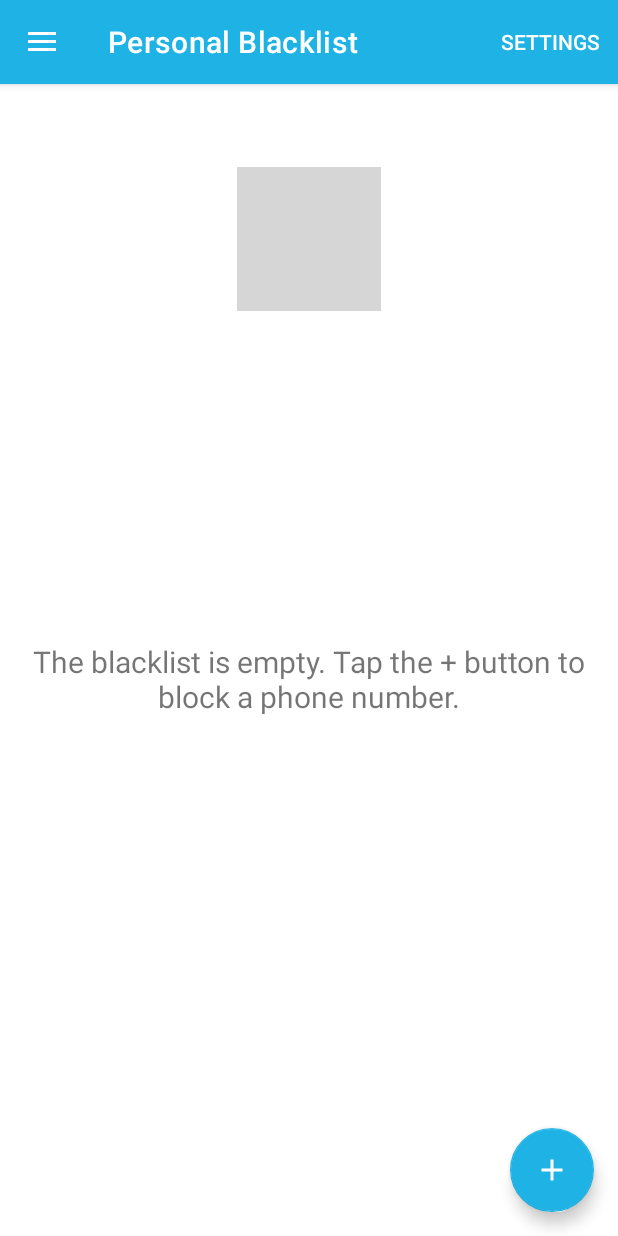
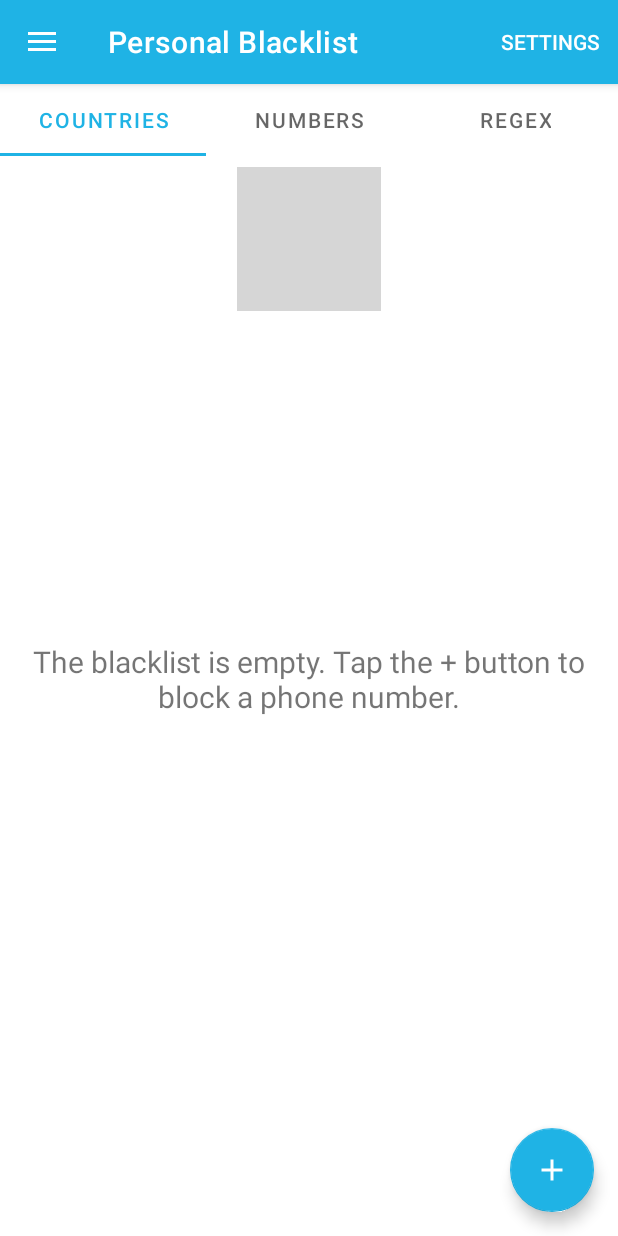
Before and after one commit to code-Adrian/Anti-Spam, an Android app: the Home screen opened directly, with no data from a screen before it, in the side drawer, after a tap on "Call Blacklist", on a phone screen of 412 x 824 dp. Run offline under Robolectric (Android 15) with nearby library versions, the phone set to English and light mode, and no system bars; our stand-ins replace navigation-ui; grey boxes are pictures that could not be loaded.

Commit message:
TabLayout & Icons - Added CountryBlockViewPager.kt, NumberBlockViewPager.kt and RegexBlockViewPager.kt fragments to seperate different blockings saved in different views. - Added icons to represent a blocking type.

```diff
--- /dev/null
+++ b/app/src/main/java/com/ab/anti_spam/adapters/CallBlacklistTablayoutAdapter.kt
@@ -0,0 +1,35 @@
+package com.ab.anti_spam.adapters
+
+import android.content.Context
+import androidx.fragment.app.Fragment
+import androidx.fragment.app.FragmentManager
+import androidx.fragment.app.FragmentPagerAdapter
+import com.ab.anti_spam.ui.callblacklist.CountryBlockViewPager
+import com.ab.anti_spam.ui.callblacklist.NumberBlockViewPager
+import com.ab.anti_spam.ui.callblacklist.RegexBlockViewPager
+
+
+internal class CallBlacklistTablayoutAdapter(var context: Context,var fm: FragmentManager,var totalTabs: Int): FragmentPagerAdapter(fm) {
+
+    override fun getItem(position: Int): Fragment {
+        return when(position){
+            0 -> {
+                CountryBlockViewPager()
+            }
+            1 -> {
+                NumberBlockViewPager()
+            }
+            2 -> {
+                RegexBlockViewPager()
+            }
+            else -> getItem(position)
+        }
+    }
+
+    override fun getCount(): Int {
+        return totalTabs
+    }
+
+
+
+}
--- a/app/src/main/java/com/ab/anti_spam/ui/auth/LoggedInViewModel.kt
+++ b/app/src/main/java/com/ab/anti_spam/ui/auth/LoggedInViewModel.kt
@@ -11,7 +11,6 @@ class LoggedInViewModel(app: Application) : AndroidViewModel(app) {
     var firebaseAuthManager : FirebaseAuthManager = FirebaseAuthManager(app,null)
     var liveFirebaseUser : MutableLiveData<FirebaseUser> = firebaseAuthManager.liveFirebaseUser
     var loggedOut : MutableLiveData<Boolean> = firebaseAuthManager.loggedOut
-    var userId = firebaseAuthManager.firebaseAuth!!.currentUser!!.uid
 
     fun logOut() {
         firebaseAuthManager.logOut()
--- a/app/src/main/java/com/ab/anti_spam/ui/callblacklist/Callblacklist.kt
+++ b/app/src/main/java/com/ab/anti_spam/ui/callblacklist/Callblacklist.kt
@@ -1,10 +1,5 @@
 package com.ab.anti_spam.ui.callblacklist
 
-import android.annotation.SuppressLint
-import android.app.Dialog
-import android.graphics.Color
-import android.graphics.drawable.ColorDrawable
-import androidx.lifecycle.ViewModelProvider
 import android.os.Bundle
 import androidx.fragment.app.Fragment
 import android.view.LayoutInflater
@@ -13,63 +8,96 @@ import android.view.ViewGroup
 import androidx.core.view.isVisible
 import androidx.fragment.app.activityViewModels
 import androidx.lifecycle.Observer
-import androidx.lifecycle.ViewModel
 import androidx.recyclerview.widget.LinearLayoutManager
-import com.ab.anti_spam.R
+import androidx.viewpager.widget.ViewPager
 import com.ab.anti_spam.adapters.CallBlacklistAdapter
+import com.ab.anti_spam.adapters.CallBlacklistTablayoutAdapter
 import com.ab.anti_spam.adapters.deleteListener
 import com.ab.anti_spam.databinding.FragmentCallblacklistBinding
 import com.ab.anti_spam.main.Main
 import com.ab.anti_spam.models.CallBlacklistModel
+import com.google.android.material.tabs.TabLayout
 
 
 class Callblacklist : Fragment(),deleteListener {
     lateinit var app: Main
     private var _fragBinding: FragmentCallblacklistBinding? = null
-    lateinit var adapter: CallBlacklistAdapter
     private val blacklistViewModel: CallblacklistViewModel by activityViewModels()
     private val fragBinding get() = _fragBinding!!
+
+    private lateinit var tabLayout: TabLayout
+    private lateinit var viewPager: ViewPager
 
     override fun onCreate(savedInstanceState: Bundle?) {
         super.onCreate(savedInstanceState)
         app = activity?.application as Main
+
     }
 
+    override fun onResume() {
+        super.onResume()
+
+    }
 
     override fun onCreateView(inflater: LayoutInflater, container: ViewGroup?, savedInstanceState: Bundle?): View {
 
         _fragBinding = FragmentCallblacklistBinding.inflate(inflater, container, false)
         val root = fragBinding.root
-
+        tabLayout = fragBinding.tabLayout
+        viewPager = fragBinding.viewPager
 
         fragBinding.fab.setOnClickListener{
             val optionsDialog = OptionsDialog()
             optionsDialog.show(parentFragmentManager,null)
         }
 
+        emptyStorageLayout()
+        observer()
+        tabLayoutSetup()
 
-        loadBlacklist()
+
+
         return root
     }
 
-    private fun loadBlacklist(){
-        fragBinding.callblacklistRecyclerview.adapter?.notifyDataSetChanged()
+    private fun observer(){
         blacklistViewModel.refresh(app)
         blacklistViewModel.observableBlacklist.observe(viewLifecycleOwner, Observer { blacklist ->
             blacklist?.let {
-                renderRecyclerView(blacklist as ArrayList<CallBlacklistModel>)
+                emptyStorageLayout()
             }
         })
     }
 
-    private fun renderRecyclerView(model: ArrayList<CallBlacklistModel>){
-        fragBinding.callblacklistRecyclerview.layoutManager = LinearLayoutManager(activity)
-        fragBinding.callblacklistRecyclerview.adapter = CallBlacklistAdapter(model as ArrayList<CallBlacklistModel>,this)
-        adapter = fragBinding.callblacklistRecyclerview.adapter as CallBlacklistAdapter
+
+    private fun tabLayoutSetup(){
+        tabLayout.removeAllTabs()
+        tabLayout.addTab(tabLayout.newTab().setText("Countries"))
+        tabLayout.addTab(tabLayout.newTab().setText("Numbers"))
+        tabLayout.addTab(tabLayout.newTab().setText("Regex"))
+        tabLayout.tabGravity = TabLayout.GRAVITY_FILL
+        viewPager.adapter = CallBlacklistTablayoutAdapter(app.applicationContext,childFragmentManager,tabLayout.tabCount)
+
+        viewPager.addOnPageChangeListener(TabLayout.TabLayoutOnPageChangeListener(tabLayout))
+        tabLayout.addOnTabSelectedListener(object : TabLayout.OnTabSelectedListener{
+            override fun onTabSelected(tab: TabLayout.Tab?) {
+                viewPager.currentItem = tab!!.position
+
+            }
+            override fun onTabUnselected(tab: TabLayout.Tab?) {}
+            override fun onTabReselected(tab: TabLayout.Tab?) {}
+
+        })
+    }
+
+    private fun emptyStorageLayout(){
         if(app.localCallBlacklist.getAll().size > 0){
-        fragBinding.blockIcon.isVisible = false
-        fragBinding.blockText.isVisible = false
-            }
+            fragBinding.blockIcon.isVisible = false
+            fragBinding.blockText.isVisible = false
+        }else{
+            fragBinding.blockIcon.isVisible = true
+            fragBinding.blockText.isVisible = true
+        }
     }
 
 
--- a/app/src/main/java/com/ab/anti_spam/ui/callblacklist/CallblacklistViewModel.kt
+++ b/app/src/main/java/com/ab/anti_spam/ui/callblacklist/CallblacklistViewModel.kt
@@ -29,7 +29,6 @@ class CallblacklistViewModel() : ViewModel()  {
     fun refresh(app: Main){
         var localStorage =  CallBlacklistStorage(app.applicationContext)
         blacklist.value = localStorage.getAll()
-
     }
 
     fun addBlacklist(model: CallBlacklistModel,app: Main){
--- /dev/null
+++ b/app/src/main/java/com/ab/anti_spam/ui/callblacklist/CountryBlockViewPager.kt
@@ -0,0 +1,85 @@
+package com.ab.anti_spam.ui.callblacklist
+
+import android.os.Bundle
+import android.telecom.Call
+import androidx.fragment.app.Fragment
+import android.view.LayoutInflater
+import android.view.View
+import android.view.ViewGroup
+import androidx.core.view.isVisible
+import androidx.fragment.app.activityViewModels
+import androidx.lifecycle.Observer
+import androidx.recyclerview.widget.LinearLayoutManager
+import com.ab.anti_spam.R
+import com.ab.anti_spam.adapters.CallBlacklistAdapter
+import com.ab.anti_spam.adapters.deleteListener
+import com.ab.anti_spam.databinding.FragmentCallblacklistBinding
+import com.ab.anti_spam.databinding.FragmentCountryBlockViewPagerBinding
+import com.ab.anti_spam.main.Main
+import com.ab.anti_spam.models.CallBlacklistModel
+
+
+class CountryBlockViewPager : Fragment(),deleteListener {
+
+    lateinit var app: Main
+    private var _fragBinding: FragmentCountryBlockViewPagerBinding? = null
+    lateinit var adapter: CallBlacklistAdapter
+    private val blacklistViewModel: CallblacklistViewModel by activityViewModels()
+    private val fragBinding get() = _fragBinding!!
+
+    override fun onCreate(savedInstanceState: Bundle?) {
+        super.onCreate(savedInstanceState)
+        app = activity?.application as Main
+    }
+
+    override fun onResume() {
+        super.onResume()
+
+    }
+
+    override fun onCreateView(
+        inflater: LayoutInflater, container: ViewGroup?,
+        savedInstanceState: Bundle?
+    ): View {
+
+        _fragBinding = FragmentCountryBlockViewPagerBinding.inflate(inflater, container, false)
+        val root = fragBinding.root
+
+
+        loadBlacklist()
+
+        return root
+    }
+
+
+    private fun loadBlacklist(){
+        fragBinding.callblacklistRecyclerview.adapter?.notifyDataSetChanged()
+        blacklistViewModel.refresh(app)
+        blacklistViewModel.observableBlacklist.observe(viewLifecycleOwner, Observer { blacklist ->
+            blacklist?.let {
+                renderRecyclerView(blacklist as ArrayList<CallBlacklistModel>)
+            }
+        })
+    }
+
+    private fun renderRecyclerView(model: ArrayList<CallBlacklistModel>){
+        fragBinding.callblacklistRecyclerview.layoutManager = LinearLayoutManager(activity)
+        fragBinding.callblacklistRecyclerview.adapter = CallBlacklistAdapter(filterModelCountryOnly(model) as ArrayList<CallBlacklistModel>,this)
+        adapter = fragBinding.callblacklistRecyclerview.adapter as CallBlacklistAdapter
+    }
+
+    private fun filterModelCountryOnly(model: ArrayList<CallBlacklistModel>) : ArrayList<CallBlacklistModel>{
+        val filteredArray = ArrayList<CallBlacklistModel>()
+        for(i in model){
+            if(i.by_country.isNotEmpty()){
+                filteredArray.add(i)
+            }
+        }
+        return filteredArray
+    }
+
+    override fun onDeleteClick(model: CallBlacklistModel) {
+        blacklistViewModel.deleteModel(model,app)
+    }
+
+}
--- /dev/null
+++ b/app/src/main/java/com/ab/anti_spam/ui/callblacklist/NumberBlockViewPager.kt
@@ -0,0 +1,74 @@
+package com.ab.anti_spam.ui.callblacklist
+
+import android.os.Bundle
+import androidx.fragment.app.Fragment
+import android.view.LayoutInflater
+import android.view.View
+import android.view.ViewGroup
+import androidx.fragment.app.activityViewModels
+import androidx.lifecycle.Observer
+import androidx.recyclerview.widget.LinearLayoutManager
+import com.ab.anti_spam.R
+import com.ab.anti_spam.adapters.CallBlacklistAdapter
+import com.ab.anti_spam.adapters.deleteListener
+import com.ab.anti_spam.databinding.FragmentCountryBlockViewPagerBinding
+import com.ab.anti_spam.databinding.FragmentNumberBlockViewPagerBinding
+import com.ab.anti_spam.main.Main
+import com.ab.anti_spam.models.CallBlacklistModel
+
+class NumberBlockViewPager : Fragment(),deleteListener {
+
+    lateinit var app: Main
+    private var _fragBinding: FragmentNumberBlockViewPagerBinding? = null
+    lateinit var adapter: CallBlacklistAdapter
+    private val blacklistViewModel: CallblacklistViewModel by activityViewModels()
+    private val fragBinding get() = _fragBinding!!
+
+    override fun onCreate(savedInstanceState: Bundle?) {
+        super.onCreate(savedInstanceState)
+        app = activity?.application as Main
+    }
+
+    override fun onCreateView(
+        inflater: LayoutInflater, container: ViewGroup?,
+        savedInstanceState: Bundle?
+    ): View? {
+
+        _fragBinding = FragmentNumberBlockViewPagerBinding.inflate(inflater, container, false)
+        val root = fragBinding.root
+
+        loadBlacklist()
+
+        return root
+    }
+
+    private fun loadBlacklist(){
+        fragBinding.callblacklistRecyclerview.adapter?.notifyDataSetChanged()
+        blacklistViewModel.refresh(app)
+        blacklistViewModel.observableBlacklist.observe(viewLifecycleOwner, Observer { blacklist ->
+            blacklist?.let {
+                renderRecyclerView(blacklist as ArrayList<CallBlacklistModel>)
+            }
+        })
+    }
+
+    private fun renderRecyclerView(model: ArrayList<CallBlacklistModel>){
+        fragBinding.callblacklistRecyclerview.layoutManager = LinearLayoutManager(activity)
+        fragBinding.callblacklistRecyclerview.adapter = CallBlacklistAdapter(filterModelCountryOnly(model) as ArrayList<CallBlacklistModel>,this)
+        adapter = fragBinding.callblacklistRecyclerview.adapter as CallBlacklistAdapter
+    }
+
+    private fun filterModelCountryOnly(model: ArrayList<CallBlacklistModel>) : ArrayList<CallBlacklistModel>{
+        val filteredArray = ArrayList<CallBlacklistModel>()
+        for(i in model){
+            if(i.by_number.isNotEmpty()){
+                filteredArray.add(i)
+            }
+        }
+        return filteredArray
+    }
+
+    override fun onDeleteClick(model: CallBlacklistModel) {
+        blacklistViewModel.deleteModel(model,app)
+    }
+}
--- a/app/src/main/res/layout/fragment_callblacklist.xml
+++ b/app/src/main/res/layout/fragment_callblacklist.xml
@@ -6,6 +6,28 @@
     android:layout_width="match_parent"
     android:layout_height="match_parent"
     tools:context=".ui.callblacklist.Callblacklist">
+
+
+    <androidx.appcompat.widget.LinearLayoutCompat
+        android:layout_width="match_parent"
+        android:layout_height="match_parent"
+        android:orientation="vertical"
+        >
+
+        <com.google.android.material.tabs.TabLayout
+            android:id="@+id/tabLayout"
+            android:layout_width="match_parent"
+            android:layout_height="wrap_content" />
+
+        <androidx.viewpager.widget.ViewPager
+            android:id="@+id/viewPager"
+            android:layout_width="match_parent"
+            android:layout_height="wrap_content" />
+    </androidx.appcompat.widget.LinearLayoutCompat>
+
+
+
+
 
 <ImageView
     android:id="@+id/block_icon"
@@ -28,13 +50,6 @@
         android:text="@string/PB_text"
         />
 
-    <androidx.recyclerview.widget.RecyclerView
-        android:id="@+id/callblacklist_recyclerview"
-        android:layout_width="match_parent"
-        android:layout_height="match_parent"
-        android:scrollbars="vertical"
-        />
-
     <com.google.android.material.floatingactionbutton.FloatingActionButton
         android:id="@+id/fab"
         android:layout_width="wrap_content"
--- /dev/null
+++ b/app/src/main/res/layout/fragment_country_block_view_pager.xml
@@ -0,0 +1,20 @@
+<?xml version="1.0" encoding="utf-8"?>
+<androidx.constraintlayout.widget.ConstraintLayout xmlns:android="http://schemas.android.com/apk/res/android"
+    xmlns:app="http://schemas.android.com/apk/res-auto"
+    xmlns:tools="http://schemas.android.com/tools"
+    android:layout_width="match_parent"
+    android:layout_height="match_parent"
+    tools:context=".ui.callblacklist.CountryBlockViewPager">
+
+    <androidx.recyclerview.widget.RecyclerView
+        android:id="@+id/callblacklist_recyclerview"
+        android:layout_width="match_parent"
+        android:layout_height="match_parent"
+        android:scrollbars="vertical"
+        app:layout_constraintBottom_toBottomOf="parent"
+        app:layout_constraintEnd_toEndOf="parent"
+        app:layout_constraintStart_toStartOf="parent"
+        app:layout_constraintTop_toTopOf="parent" />
+
+
+</androidx.constraintlayout.widget.ConstraintLayout>
--- a/app/src/main/res/navigation/mobile_navigation.xml
+++ b/app/src/main/res/navigation/mobile_navigation.xml
@@ -97,4 +97,19 @@
             android:id="@+id/action_regexBlockDialog_to_nav_call_blacklist"
             app:destination="@id/nav_call_blacklist" />
     </dialog>
+    <fragment
+        android:id="@+id/countryBlockViewPager"
+        android:name="com.ab.anti_spam.ui.callblacklist.CountryBlockViewPager"
+        android:label="fragment_country_block_view_pager"
+        tools:layout="@layout/fragment_country_block_view_pager" />
+    <fragment
+        android:id="@+id/numberBlockViewPager"
+        android:name="com.ab.anti_spam.ui.callblacklist.NumberBlockViewPager"
+        android:label="fragment_number_block_view_pager"
+        tools:layout="@layout/fragment_number_block_view_pager" />
+    <fragment
+        android:id="@+id/regexBlockViewPager"
+        android:name="com.ab.anti_spam.ui.callblacklist.RegexBlockViewPager"
+        android:label="fragment_regex_block_view_pager"
+        tools:layout="@layout/fragment_regex_block_view_pager" />
 </navigation>
```
Also changed, not shown: app/src/main/java/com/ab/anti_spam/adapters/CallBlacklistAdapter.kt (+12 -0 lines), app/src/main/java/com/ab/anti_spam/ui/callblacklist/RegexBlockViewPager.kt (added, +76 -0 lines), app/src/main/res/layout/fragment_number_block_view_pager.xml (added, +19 -0 lines), app/src/main/res/layout/fragment_regex_block_view_pager.xml (added, +19 -0 lines), app/src/main/res/drawable/country.png (added), app/src/main/res/drawable/phonenumber.png (added), app/src/main/res/drawable/regex.png (added), app/src/main/res/values/strings.xml (line endings or trailing spaces).
